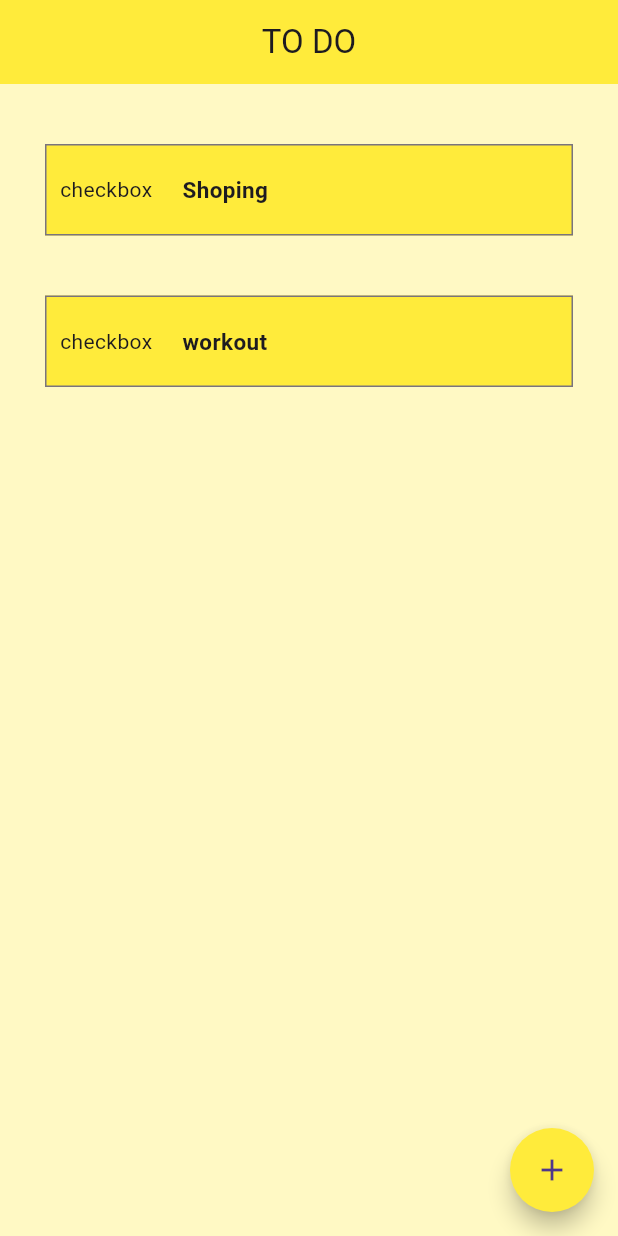
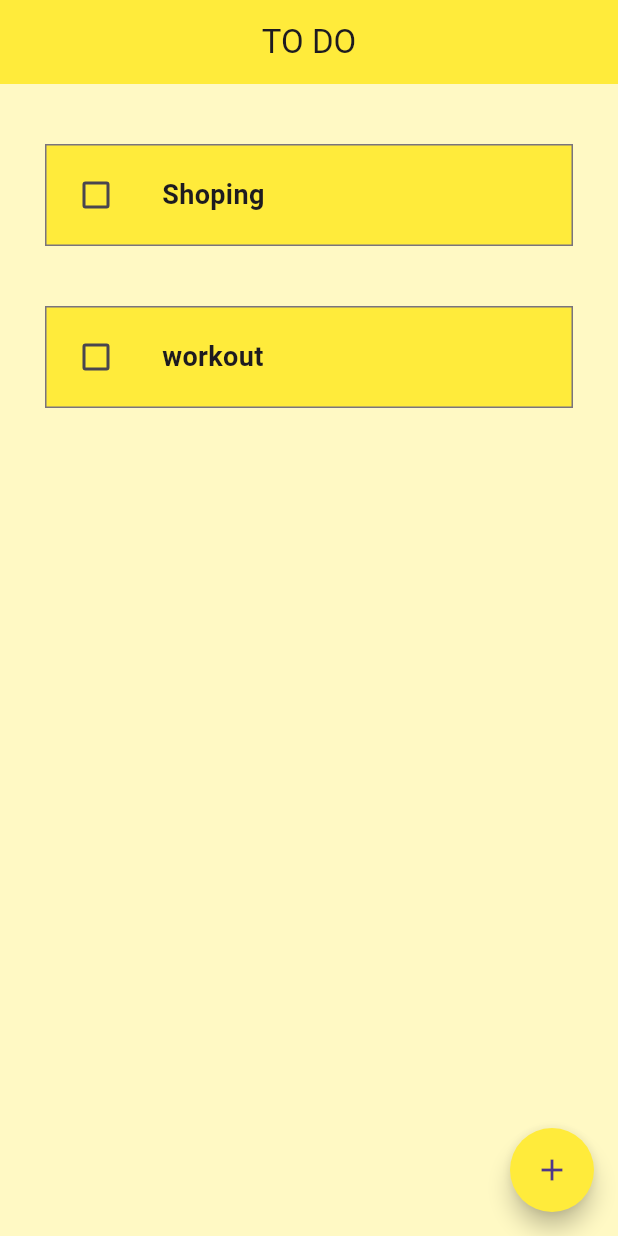
Before and after one commit to NishitBhardwaj15/todo_app, a Flutter app: the screen it shows after launch, on a phone screen of 412 x 824 dp. Run offline on Flutter 3.47's test engine with Material 3 defaults, Android fonts, the phone set to English and light mode, and no system bars.

Commit message:
checkbox functionality added

```diff
--- a/lib/screens/Home/home.dart
+++ b/lib/screens/Home/home.dart
@@ -46,6 +46,12 @@ class _Home extends State<Home>{
     );
   }
 
+  void checkboxHandler(HomeModel homeModel,bool? value){
+    setState(() {
+      homeModel.isSelected = value!;
+    });
+  }
+
   @override
   Widget build(context) {
     return Scaffold(
@@ -57,7 +63,7 @@ class _Home extends State<Home>{
         ),
         elevation: 0
       ),
-      body: HomeBody(listTasks,removeTask),
+      body: HomeBody(listTasks,removeTask,checkboxHandler),
       floatingActionButton: FloatingActionButton(
         backgroundColor: Theme.of(context).primaryColor,
         onPressed: (){
--- a/lib/screens/Home/home_body.dart
+++ b/lib/screens/Home/home_body.dart
@@ -5,8 +5,9 @@ import 'package:todo_app/screens/home/model/home_model.dart';
 class HomeBody extends StatelessWidget{
   final List listTasks;
   final void Function(HomeModel homeModel) removeTask;
+  final void Function(HomeModel homeModel,bool? value) checkboxHandler;
 
-  const HomeBody(this.listTasks,this.removeTask,{super.key});
+  const HomeBody(this.listTasks,this.removeTask,this.checkboxHandler,{super.key});
 
   @override
   Widget build(BuildContext context) {
@@ -15,7 +16,10 @@ class HomeBody extends StatelessWidget{
       width: double.infinity,
       child: Padding(
         padding: const EdgeInsets.only(top: 20,bottom: 20),
-        child: ListView.builder(
+        child: listTasks.isEmpty? const Center(
+          child: Text("No new task"),
+        ):
+        ListView.builder(
           itemCount: listTasks.length,
           itemBuilder:(constext,index){
             return Dismissible(
@@ -30,7 +34,7 @@ class HomeBody extends StatelessWidget{
               onDismissed: (DismissDirection direction) {
                 removeTask(listTasks[index]);
               },
-              child: HomeCard(listTasks[index])
+              child: HomeCard(listTasks[index],checkboxHandler)
               );
           }
         ),
--- a/lib/screens/Home/home_card.dart
+++ b/lib/screens/Home/home_card.dart
@@ -3,7 +3,8 @@ import 'package:todo_app/screens/home/model/home_model.dart';
 
 class HomeCard extends StatelessWidget{
   final HomeModel task;
-  const HomeCard(this.task,{super.key});
+  final void Function(HomeModel homeModel,bool? value) checkboxHandler;
+  const HomeCard(this.task,this.checkboxHandler,{super.key});
 
   @override
   Widget build(BuildContext context) {
@@ -21,23 +22,25 @@ class HomeCard extends StatelessWidget{
         borderRadius: const BorderRadius.all(Radius.circular(0)),
       ),
       child: Padding(
-        padding: const EdgeInsets.fromLTRB(10, 20, 10, 20),
+        padding: const EdgeInsets.all(10),
         child: Row(
           children: [
-            // Checkbox(
-            //   value: task.isSelected,
-            //   onChanged:(bool? value){
-            //     checkboxHandler(task, value);
-            //   },
-            //   activeColor: Colors.black,
-            //   ),
-            const Text("checkbox"),
+            Checkbox(
+              value: task.isSelected,
+              onChanged: (newValue){
+                checkboxHandler(task,newValue);
+                }
+              ),
             const SizedBox(width: 20),
             Text(
               task.title,
-              style: const TextStyle(
-                fontSize: 15,
+              style: TextStyle(
+                fontSize: 18,
                 fontWeight: FontWeight.bold,
+                decoration: task.isSelected? TextDecoration.lineThrough:TextDecoration.none,
+                decorationColor: Colors.black,
+                decorationStyle: TextDecorationStyle.solid,
+                decorationThickness: 3
               ),
               )
           ],
```
